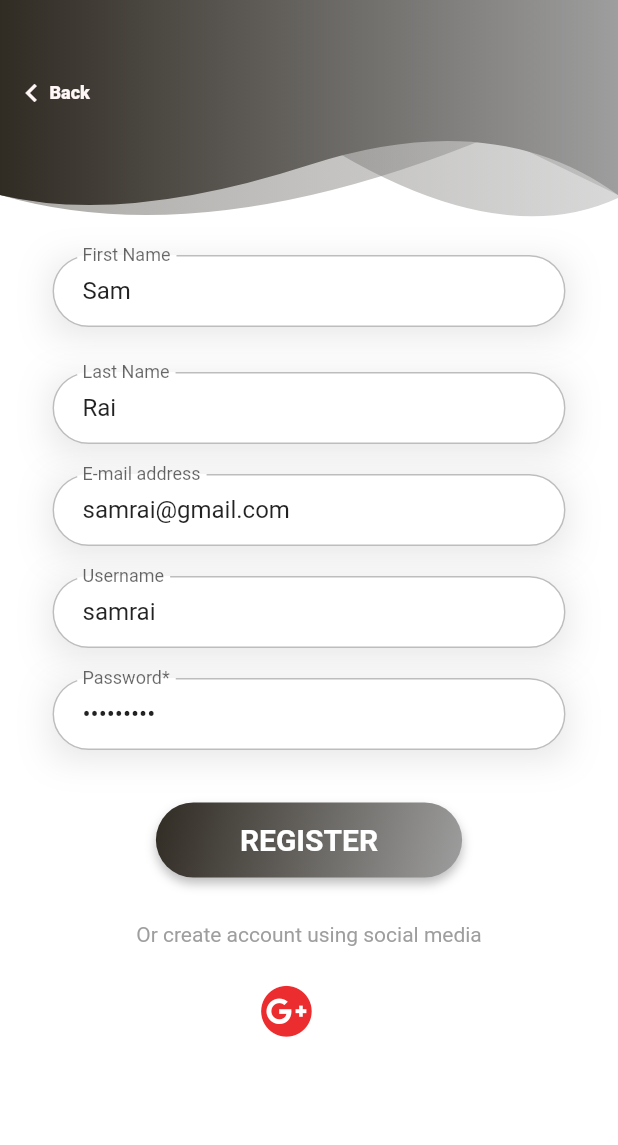
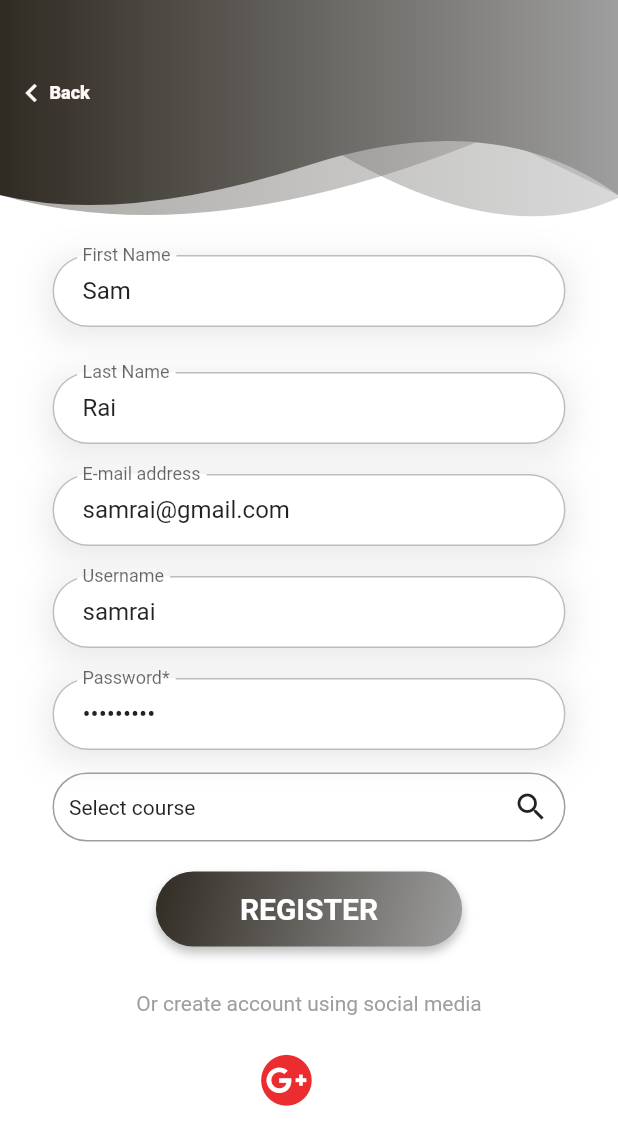
Before and after one commit to Samrai123/lokbook, a Flutter app: the screen it shows after launch, after a tap on "Register", on a phone screen of 412 x 824 dp. Shown: the top 1145 px of the screen. Run offline on Flutter 3.47's test engine with Material 2 defaults, Android fonts, the phone set to English and light mode, and no system bars; drawn by our look-alikes of multi_select_flutter; our stand-ins replace font_awesome_flutter, google_fonts, hexcolor, motion_toast, objectbox; generated files the repository leaves out were written again.

Commit message:
category

```diff
--- /dev/null
+++ b/lib/data_source/local_data_source/category_data_source.dart
@@ -0,0 +1,31 @@
+import 'package:my_second_app/helper/objectbox.dart';
+import 'package:my_second_app/model/category.dart';
+import 'package:my_second_app/state/objectbox_state.dart';
+
+class CategoryLocalDataSource {
+  ObjectBoxInstance get objectBoxInstance => ObjectBoxState.objectBoxInstance!;
+
+  Future<int> addCategory(Category category) async {
+    try {
+      return objectBoxInstance.addCategory(category);
+    } catch (e) {
+      return 0;
+    }
+  }
+
+  Future<List<Category>> getAllCategory() async {
+    try {
+      return objectBoxInstance.getAllCategory();
+    } catch (e) {
+      return [];
+    }
+  }
+
+  Future<Category?> getCategoryByCategoryName(String categoryName) async {
+    try {
+      return objectBoxInstance.getCategoryByCategoryName(categoryName);
+    } catch (e) {
+      return null;
+    }
+  }
+}
--- a/lib/helper/objectbox.dart
+++ b/lib/helper/objectbox.dart
@@ -1,16 +1,19 @@
-import 'package:flutter/foundation.dart';
 import 'package:my_second_app/model/user.dart';
+
 import 'package:path_provider/path_provider.dart';
+import '../model/category.dart';
 import '../objectbox.g.dart';
 
 class ObjectBoxInstance {
   late final Store _store;
   late final Box<User> _user;
   late final Box<Category> _category;
+
   //Constructor
   ObjectBoxInstance(this._store) {
     _user = Box<User>(_store);
     _category = Box<Category>(_store);
+
     insertCategory();
   }
 //initialization of objectbox
@@ -18,7 +21,7 @@ class ObjectBoxInstance {
     var dir = await getApplicationDocumentsDirectory();
     final store = Store(
       getObjectBoxModel(),
-      directory: '${dir.path}/user_info',
+      directory: '${dir.path}/user_main',
     );
     return ObjectBoxInstance(store);
   }
@@ -41,6 +44,13 @@ class ObjectBoxInstance {
     return _category.getAll();
   }
 
+  Category? getCategoryByCategoryName(String categoryName) {
+    return _category
+        .query(Category_.categoryName.equals(categoryName))
+        .build()
+        .findFirst();
+  }
+
   //login user
   User? loginUser(String username, String password) {
     return _user
@@ -54,6 +64,9 @@ class ObjectBoxInstance {
     List<Category> lstCategory = getAllCategory();
     if (lstCategory.isEmpty) {
       addCategory(Category('Art'));
+      addCategory(Category('Fashion'));
+      addCategory(Category('Abstract'));
+      addCategory(Category('Wildlife'));
     }
   }
 }
--- a/lib/model/category.dart
+++ b/lib/model/category.dart
@@ -6,7 +6,6 @@ class Category {
   @Id(assignable: true)
   int categoryId;
   String categoryName;
-
   @Backlink()
   final user = ToMany<User>();
   Category(this.categoryName, {this.categoryId = 0});
--- a/lib/model/user.dart
+++ b/lib/model/user.dart
@@ -1,4 +1,4 @@
-import 'package:flutter/foundation.dart';
+import 'package:my_second_app/model/category.dart';
 import 'package:objectbox/objectbox.dart';
 
 @Entity()
--- /dev/null
+++ b/lib/repository/category_repo.dart
@@ -0,0 +1,25 @@
+import 'package:my_second_app/data_source/local_data_source/category_data_source.dart';
+import 'package:my_second_app/model/category.dart';
+
+abstract class CategoryRepository {
+  Future<int> addCategory(Category category);
+  Future<List<Category>> getAllCategory();
+  Future<Category?> getCategoryByCategoryName(String categoryName);
+}
+
+class CategoryRepositoryImpl extends CategoryRepository {
+  @override
+  Future<int> addCategory(Category category) {
+    return CategoryLocalDataSource().addCategory(category);
+  }
+
+  @override
+  Future<List<Category>> getAllCategory() {
+    return CategoryLocalDataSource().getAllCategory();
+  }
+
+  @override
+  Future<Category?> getCategoryByCategoryName(String categoryName) {
+    return CategoryLocalDataSource().getCategoryByCategoryName(categoryName);
+  }
+}
--- a/lib/screen/register.dart
+++ b/lib/screen/register.dart
@@ -1,24 +1,29 @@
 import 'package:flutter/cupertino.dart';
 import 'package:flutter/material.dart';
-
+import 'dart:io';
 import 'package:font_awesome_flutter/font_awesome_flutter.dart';
 import 'package:google_fonts/google_fonts.dart';
 import 'package:hexcolor/hexcolor.dart';
 import 'package:motion_toast/motion_toast.dart';
+import 'package:multi_select_flutter/multi_select_flutter.dart';
+import 'package:my_second_app/model/category.dart';
 import 'package:my_second_app/model/user.dart';
+import 'package:my_second_app/repository/category_repo.dart';
 import 'package:my_second_app/repository/user_repo.dart';
 
 import 'Widget/header_widge.dart';
 import 'Widget/theme_helper.dart';
 
 class RegisterScreen extends StatefulWidget {
+  const RegisterScreen({super.key});
+
   @override
-  State<StatefulWidget> createState() {
-    return _RegisterScreenState();
-  }
+  State<RegisterScreen> createState() => _RegisterScreenState();
 }
 
 class _RegisterScreenState extends State<RegisterScreen> {
+  List<Category> _lstCategorySelected = [];
+
   final _fnameController = TextEditingController(text: 'Sam');
   final _lnameController = TextEditingController(text: 'Rai');
   final _usernameController = TextEditingController(text: 'samrai');
@@ -32,6 +37,9 @@ class _RegisterScreenState extends State<RegisterScreen> {
         _emailController.text,
         _usernameController.text,
         _passwordController.text);
+    // Add all the courses
+    user.category.addAll(_lstCategorySelected);
+
     int status = await UserRepositoryImpl().addAllUser(user);
     _showMessage(status);
   }
@@ -45,6 +53,16 @@ class _RegisterScreenState extends State<RegisterScreen> {
       MotionToast.error(
         description: const Text('Error in Registration'),
       ).show(context);
+    }
+  }
+
+  _showUserCategory() async {
+    List<User> lstUser = await UserRepositoryImpl().getUser();
+    for (User u in lstUser) {
+      debugPrint(u.fname);
+      for (Category c in u.category) {
+        debugPrint(c.categoryName);
+      }
     }
   }
 
@@ -82,12 +100,13 @@ class _RegisterScreenState extends State<RegisterScreen> {
           children: [
             Container(
               height: 150,
-              child: HeaderWidget(150, false, Icons.person_add_alt_1_rounded),
+              child: const HeaderWidget(
+                  150, false, Icons.person_add_alt_1_rounded),
             ),
             Positioned(top: 40, left: -1, child: _backButton()),
             Container(
-              margin: EdgeInsets.fromLTRB(25, 50, 25, 10),
-              padding: EdgeInsets.fromLTRB(10, 0, 10, 0),
+              margin: const EdgeInsets.fromLTRB(25, 50, 25, 10),
+              padding: const EdgeInsets.fromLTRB(10, 0, 10, 0),
               alignment: Alignment.center,
               child: Column(
                 children: [
@@ -99,6 +118,7 @@ class _RegisterScreenState extends State<RegisterScreen> {
                           height: 120,
                         ),
                         Container(
+                          decoration: ThemeHelper().inputBoxDecorationShaddow(),
                           child: TextFormField(
                             controller: _fnameController,
                             decoration: ThemeHelper().textInputDecoration(
@@ -110,12 +130,12 @@ class _RegisterScreenState extends State<RegisterScreen> {
                               return null;
                             }),
                           ),
-                          decoration: ThemeHelper().inputBoxDecorationShaddow(),
                         ),
-                        SizedBox(
+                        const SizedBox(
                           height: 30,
                         ),
                         Container(
+                          decoration: ThemeHelper().inputBoxDecorationShaddow(),
                           child: TextFormField(
                             controller: _lnameController,
                             decoration: ThemeHelper().textInputDecoration(
@@ -127,10 +147,10 @@ class _RegisterScreenState extends State<RegisterScreen> {
                               return null;
                             }),
                           ),
+                        ),
+                        const SizedBox(height: 20.0),
+                        Container(
                           decoration: ThemeHelper().inputBoxDecorationShaddow(),
-                        ),
-                        SizedBox(height: 20.0),
-                        Container(
                           child: TextFormField(
                             controller: _emailController,
                             decoration: ThemeHelper().textInputDecoration(
@@ -143,10 +163,10 @@ class _RegisterScreenState extends State<RegisterScreen> {
                               return null;
                             }),
                           ),
+                        ),
+                        const SizedBox(height: 20.0),
+                        Container(
                           decoration: ThemeHelper().inputBoxDecorationShaddow(),
-                        ),
-                        SizedBox(height: 20.0),
-                        Container(
                           child: TextFormField(
                             controller: _usernameController,
                             decoration: ThemeHelper().textInputDecoration(
@@ -158,10 +178,10 @@ class _RegisterScreenState extends State<RegisterScreen> {
                               return null;
                             }),
                           ),
+                        ),
+                        const SizedBox(height: 20.0),
+                        Container(
                           decoration: ThemeHelper().inputBoxDecorationShaddow(),
-                        ),
-                        SizedBox(height: 20.0),
-                        Container(
                           child: TextFormField(
                             controller: _passwordController,
                             obscureText: true,
@@ -174,10 +194,49 @@ class _RegisterScreenState extends State<RegisterScreen> {
                               return null;
                             }),
                           ),
-                          decoration: ThemeHelper().inputBoxDecorationShaddow(),
                         ),
-                        SizedBox(height: 15.0),
-                        SizedBox(height: 20.0),
+                        const SizedBox(height: 15.0),
+                        FutureBuilder(
+                          future: CategoryRepositoryImpl().getAllCategory(),
+                          builder: (context, snapshot) {
+                            if (snapshot.hasData) {
+                              return MultiSelectDialogField(
+                                //initialValue: [snapshot.data![0]],
+                                title: const Text('Select Category'),
+                                items: snapshot.data!
+                                    .map((category) => MultiSelectItem(
+                                          category,
+                                          category.categoryName,
+                                        ))
+                                    .toList(),
+                                listType: MultiSelectListType.CHIP,
+                                buttonText: const Text('Select course'),
+                                buttonIcon: const Icon(Icons.search),
+                                onConfirm: (values) {
+                                  _lstCategorySelected = values;
+                                },
+                                decoration: BoxDecoration(
+                                  border: Border.all(
+                                    color: Colors.grey,
+                                    width: 1,
+                                  ),
+                                  borderRadius: BorderRadius.circular(50),
+                                ),
+                                validator: ((value) {
+                                  if (value == null || value.isEmpty) {
+                                    return 'Please select course';
+                                  }
+                                  return null;
+                                }),
+                              );
+                            } else {
+                              return const Center(
+                                child: CircularProgressIndicator(),
+                              );
+                            }
+                          },
+                        ),
+                        const SizedBox(height: 20.0),
                         Container(
                           decoration:
                               ThemeHelper().buttonBoxDecoration(context),
@@ -193,7 +252,7 @@ class _RegisterScreenState extends State<RegisterScreen> {
                                   const EdgeInsets.fromLTRB(40, 10, 40, 10),
                               child: Text(
                                 "Register".toUpperCase(),
-                                style: TextStyle(
+                                style: const TextStyle(
                                   fontSize: 20,
                                   fontWeight: FontWeight.bold,
                                   color: Colors.white,
@@ -202,12 +261,12 @@ class _RegisterScreenState extends State<RegisterScreen> {
                             ),
                           ),
                         ),
-                        SizedBox(height: 30.0),
-                        Text(
+                        const SizedBox(height: 30.0),
+                        const Text(
                           "Or create account using social media",
                           style: TextStyle(color: Colors.grey),
                         ),
-                        SizedBox(height: 25.0),
+                        const SizedBox(height: 25.0),
                         Row(
                           mainAxisAlignment: MainAxisAlignment.center,
                           children: [
@@ -231,7 +290,7 @@ class _RegisterScreenState extends State<RegisterScreen> {
                                 });
                               },
                             ),
-                            SizedBox(
+                            const SizedBox(
                               width: 30.0,
                             ),
                           ],
--- a/pubspec.yaml
+++ b/pubspec.yaml
@@ -45,6 +45,8 @@ dependencies:
   fluttericon: ^2.0.0
   objectbox: ^1.7.0
   objectbox_flutter_libs: any
+  wear: ^1.1.0
+  multi_select_flutter: ^4.1.3
 
 
 
```
Also changed, not shown: lib/objectbox-model.json (+35 -35 lines), lib/objectbox.g.dart, pubspec.lock, 1 other file.
